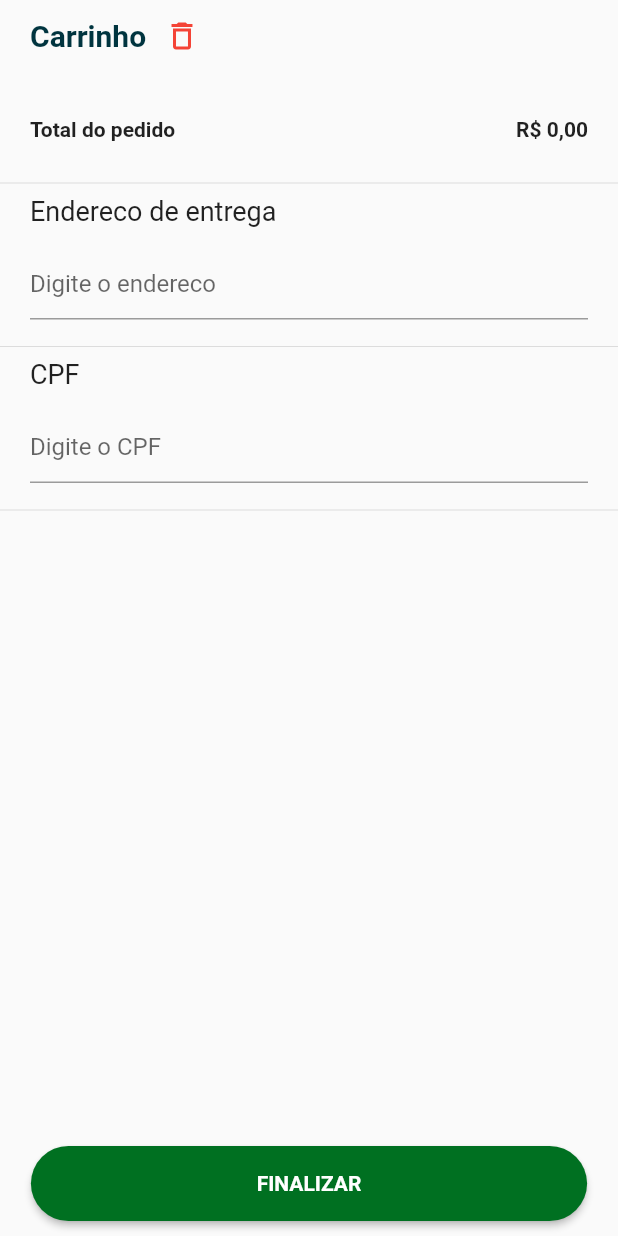
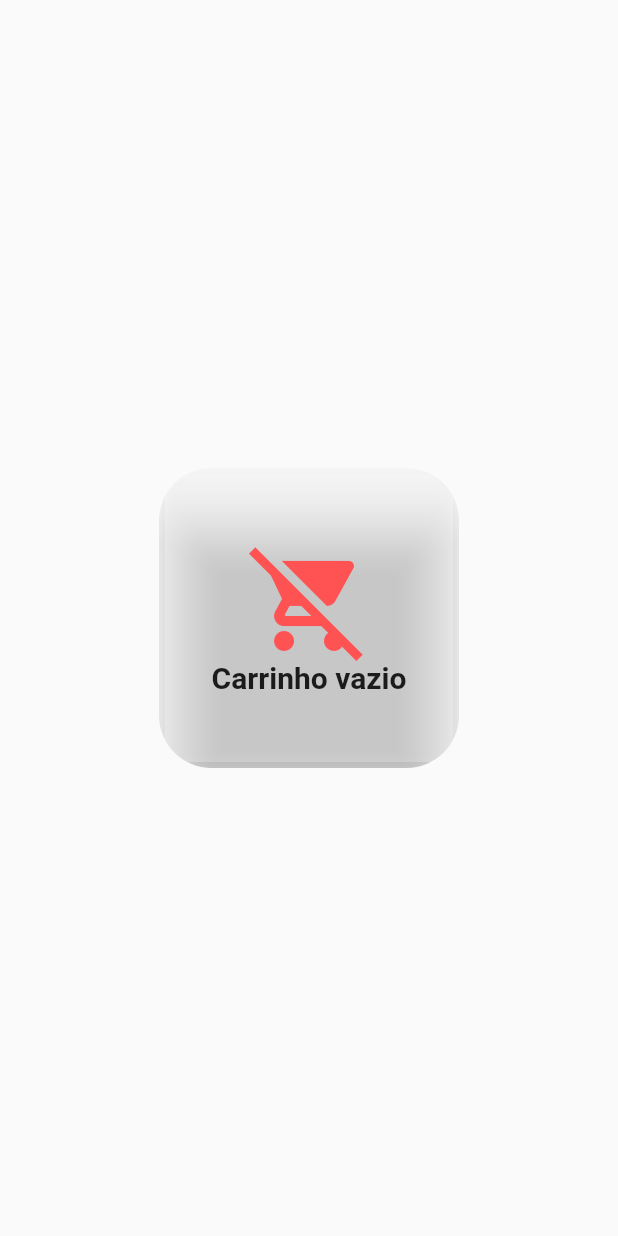
Before and after one commit to MarcosOtake/Vakinha-GetX, a Flutter app: the ShoppingCardPage screen opened directly, on a phone screen of 412 x 824 dp. Run offline on Flutter 3.47's test engine with Material 2 defaults, Android fonts, the phone set to English and light mode, and no system bars; our stand-ins replace get, get_storage; missing offline and left inert: validatorless; accounts and stored records are empty; Roboto replaces fonts that are missing (mplus1, mpus1).

Commit message:
Ajustes finalizados

```diff
--- a/lib/app/core/services/shopping_card_service.dart
+++ b/lib/app/core/services/shopping_card_service.dart
@@ -19,6 +19,12 @@ class ShoppingCardService extends GetxService {
     });
   }
 
+  cleanTeste() {
+    _shoppingCard.clear();
+
+    return products;
+  }
+
   void addAndRemoveProductInShoppingCard(
     ProductModel product, {
     required int quantity,
--- a/lib/app/modules/order/shopping_card/shopping_card_controller.dart
+++ b/lib/app/modules/order/shopping_card/shopping_card_controller.dart
@@ -17,7 +17,11 @@ class ShoppingCardController extends GetxController {
   })  : _authService = authService,
         _shoppingCardService = shoppingCardService;
 
-  List<ShoppingCardModel> get products => _shoppingCardService.products;
+  List<ShoppingCardModel> get products => _shoppingCardService.products.obs;
 
   double get totalValue => _shoppingCardService.totalValue;
+
+  clearProducts() {
+    _shoppingCardService.cleanTeste();
+  }
 }
--- a/lib/app/modules/order/shopping_card/shopping_card_page.dart
+++ b/lib/app/modules/order/shopping_card/shopping_card_page.dart
@@ -12,31 +12,66 @@ class ShoppingCardPage extends GetView<ShoppingCardController> {
   @override
   Widget build(BuildContext context) {
     return Scaffold(
-      body: LayoutBuilder(builder: (_, constraints) {
+      body: LayoutBuilder(
+        builder: (_, constraints) {
           return SingleChildScrollView(
             child: ConstrainedBox(
               constraints: BoxConstraints(
                 minHeight: constraints.maxHeight,
                 minWidth: constraints.maxWidth,
               ),
-            child: IntrinsicHeight(
+              child: controller.products.isEmpty
+                  ? Center(
+                      child: SizedBox(
+                        height: 200,
+                        width: 200,
+                        child: ClipRRect(
+                          borderRadius: BorderRadius.circular(35),
+                          child: Card(
+                            elevation: 15,
+                            color: Colors.white24,
+                            child: Column(
+                              mainAxisAlignment: MainAxisAlignment.center,
+                              children: const [
+                                Icon(
+                                  Icons.remove_shopping_cart,
+                                  size: 80,
+                                  color: Colors.redAccent,
+                                ),
+                                Text(
+                                  'Carrinho vazio',
+                                  style: TextStyle(
+                                      fontWeight: FontWeight.bold,
+                                      fontSize: 20),
+                                ),
+                              ],
+                            ),
+                          ),
+                        ),
+                      ),
+                    )
+                  : IntrinsicHeight(
                       child: Form(
                         child: Column(
                           crossAxisAlignment: CrossAxisAlignment.start,
                           children: [
                             Padding(
-                  padding: const EdgeInsets.symmetric(horizontal: 20.0),
+                              padding:
+                                  const EdgeInsets.symmetric(horizontal: 20.0),
                               child: Row(
                                 children: [
                                   Text(
                                     "Carrinho",
-                        style: context.textTheme.headline6?.copyWith(
+                                    style:
+                                        context.textTheme.headline6?.copyWith(
                                       fontWeight: FontWeight.bold,
                                       color: context.theme.primaryColorDark,
                                     ),
                                   ),
                                   IconButton(
-                          onPressed: () {},
+                                      onPressed: () {
+                                        controller.clearProducts();
+                                      },
                                       icon: const Icon(
                                         Icons.delete_outline,
                                         color: Colors.red,
@@ -44,7 +79,8 @@ class ShoppingCardPage extends GetView<ShoppingCardController> {
                                 ],
                               ),
                             ),
-                Column(
+                            Obx(() {
+                              return Column(
                                 children: controller.products
                                     .map(
                                       (p) => Container(
@@ -62,25 +98,31 @@ class ShoppingCardPage extends GetView<ShoppingCardController> {
                                       ),
                                     )
                                     .toList(),
-                ),
+                              );
+                            }),
                             const SizedBox(
                               height: 10,
                             ),
                             Padding(
                               padding: const EdgeInsets.all(20.0),
                               child: Row(
-                    mainAxisAlignment: MainAxisAlignment.spaceBetween,
+                                mainAxisAlignment:
+                                    MainAxisAlignment.spaceBetween,
                                 children: [
                                   Text(
                                     "Total do pedido",
                                     style: context.textTheme.bodyText1
                                         ?.copyWith(fontWeight: FontWeight.bold),
                                   ),
-                      Text(
-                        FormatterHelper.formatCurrency(controller.totalValue),
+                                  Obx(() {
+                                    return Text(
+                                      FormatterHelper.formatCurrency(
+                                          controller.totalValue),
                                       style: context.textTheme.bodyText1
-                            ?.copyWith(fontWeight: FontWeight.bold),
-                      ),
+                                          ?.copyWith(
+                                              fontWeight: FontWeight.bold),
+                                    );
+                                  }),
                                 ],
                               ),
                             ),
@@ -103,10 +145,13 @@ class ShoppingCardPage extends GetView<ShoppingCardController> {
                               height: 10,
                             ),
                           ],
-            ))),
+                        ),
+                      ),
+                    ),
             ),
           );
-      }),
+        },
+      ),
     );
   }
 }
--- a/lib/app/modules/product_dectail/product_dectail_page.dart
+++ b/lib/app/modules/product_dectail/product_dectail_page.dart
@@ -26,7 +26,7 @@ class ProductDectailPage extends GetView<ProductDectailController> {
                 children: [
                   Container(
                     width: context.width,
-                    height: context.heightTransformer(reducedBy: 60),
+                    height: context.heightTransformer(reducedBy: 65),
                     decoration: BoxDecoration(
                       image: DecorationImage(
                           image: NetworkImage(controller.product.image),
```
Also changed, not shown: lib/app/modules/menu/menu_page.dart (+6 -7 lines), pubspec.lock. Lines whose indentation alone changed are shown as unchanged.
